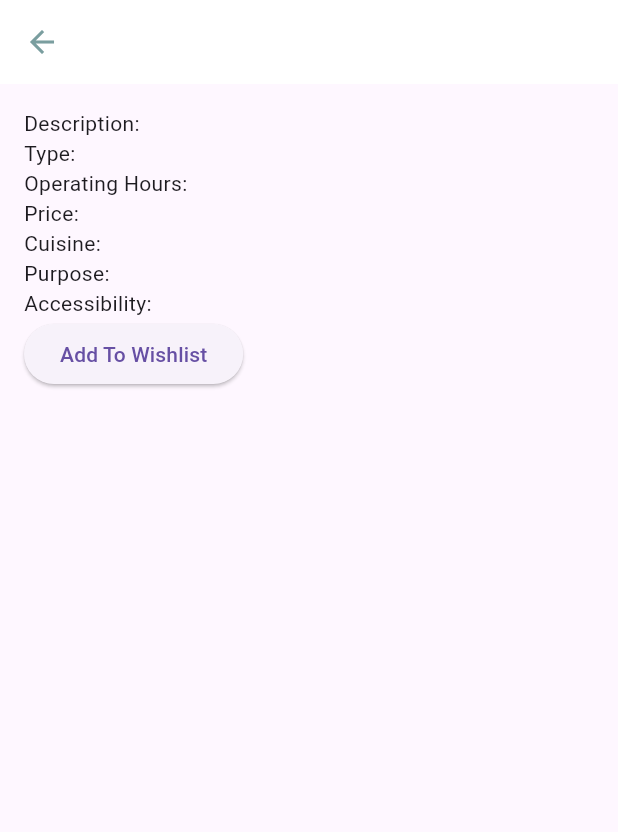
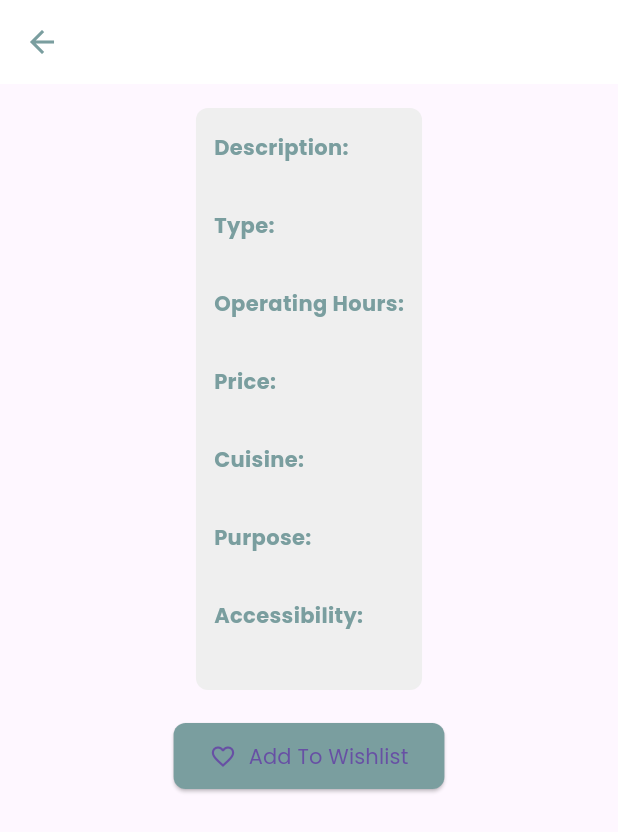
Before and after one commit to MuhammadIzzat08/TravelMate, a Flutter app: the PlaceDetailsScreen screen opened directly with empty values, on a phone screen of 412 x 824 dp. Shown: the top 832 px of the screen. Run offline on Flutter 3.47's test engine with Material 3 defaults, Android fonts, the phone set to English and light mode, and no system bars; our stand-ins replace cloud_firestore, firebase_auth, firebase_core, firebase_storage, geolocator, google_fonts and 2 more; accounts and stored records are empty.

Commit message:
update Ui filter screen

```diff
--- a/lib/View/itinerary.dart
+++ b/lib/View/itinerary.dart
@@ -301,14 +301,36 @@ class _FilteredItineraryScreenState extends State<FilteredItineraryScreen> {
         backgroundColor: Colors.white,
         iconTheme: IconThemeData(color: Color(0xFF7A9E9F)),
       ),
+
       body: Column(
         children: [
+          SizedBox(height: 10),
           ElevatedButton(
             onPressed: () {
               _showFilterDialog(context);
             },
-            child: Text('Filter Locations'),
+            style: ElevatedButton.styleFrom(
+              primary: Color(0xFF7A9E9F),
+              padding: const EdgeInsets.symmetric(vertical: 16.0),
+              shape: RoundedRectangleBorder(
+                borderRadius: BorderRadius.circular(10.0),
               ),
+            ),
+            child: SizedBox(
+              width: double.infinity, // Makes the button full width
+              child: Center(
+                child: Text(
+                  'Filter Locations',
+                  style: GoogleFonts.poppins(
+                    color: Colors.white,
+                    fontWeight: FontWeight.bold,
+                    fontSize: 16.0,
+                  ),
+                ),
+              ),
+            ),
+          ),
+          SizedBox(height: 10,),
           Expanded(
             child: ListView.builder(
               itemCount: filteredLocations.length,
@@ -490,35 +512,94 @@ class _PlaceDetailsScreenState extends State<PlaceDetailsScreen> {
   Widget build(BuildContext context) {
     return Scaffold(
       appBar: AppBar(
-        title: Text(widget.location.name,style: GoogleFonts.poppins(
+        title: Text(
+          widget.location.name,
+          style: GoogleFonts.poppins(
             color: Color(0xFF7A9E9F),
             fontWeight: FontWeight.bold,
             fontSize: 20,
-        ),),
+          ),
+        ),
         backgroundColor: Colors.white,
         iconTheme: IconThemeData(color: Color(0xFF7A9E9F)),
       ),
       body: Padding(
         padding: const EdgeInsets.all(16.0),
+        child: SingleChildScrollView(
           child: Column(
             crossAxisAlignment: CrossAxisAlignment.start,
             children: [
-            Text('Description: ${widget.location.description}'),
-            Text('Type: ${widget.location.type}'),
-            Text('Operating Hours: ${widget.location.operatingHour}'),
-            Text('Price: ${widget.location.price}'),
-            Text('Cuisine: ${widget.location.cuisine}'),
-            Text('Purpose: ${widget.location.purpose}'),
-            Text('Accessibility: ${widget.location.accessability}'),
-            ElevatedButton(
+              Center(
+                child: Container(
+                  padding: const EdgeInsets.all(12.0),
+                  decoration: BoxDecoration(
+                    color: Color(0xFFEFEFEF),
+                    borderRadius: BorderRadius.circular(8.0),
+                  ),
+                  child: Column(
+                    crossAxisAlignment: CrossAxisAlignment.start,
+                    children: [
+                      _buildDetailRow('Description', widget.location.description),
+                      _buildDetailRow('Type', widget.location.type),
+                      _buildDetailRow('Operating Hours', widget.location.operatingHour),
+                      _buildDetailRow('Price', widget.location.price),
+                      _buildDetailRow('Cuisine', widget.location.cuisine),
+                      _buildDetailRow('Purpose', widget.location.purpose),
+                      _buildDetailRow('Accessibility', widget.location.accessability),
+                    ],
+                  ),
+                ),
+              ),
+              SizedBox(height: 20.0),
+              Center(
+                child: ElevatedButton.icon(
                   onPressed: _addToWishlist,
-              child: Text('Add To Wishlist',),
+                  icon: Icon(Icons.favorite_border),
+                  label: Text(
+                    'Add To Wishlist',
+                    style: GoogleFonts.poppins(),
+                  ),
+                  style: ElevatedButton.styleFrom(
+                    primary: Color(0xFF7A9E9F),
+                    shape: RoundedRectangleBorder(
+                      borderRadius: BorderRadius.circular(8.0),
+                    ),
+                    padding: const EdgeInsets.symmetric(horizontal: 24.0, vertical: 12.0),
+                  ),
+                ),
               ),
             ],
           ),
         ),
+      ),
     );
   }
+
+  Widget _buildDetailRow(String label, String value) {
+    return Padding(
+      padding: const EdgeInsets.symmetric(vertical: 4.0),
+      child: Column(
+        crossAxisAlignment: CrossAxisAlignment.start,
+        children: [
+          Text(
+            '$label:',
+            style: GoogleFonts.poppins(
+              fontWeight: FontWeight.bold,
+              color: Color(0xFF7A9E9F),
+            ),
+          ),
+          SizedBox(height: 4.0),
+          Text(
+            value,
+            style: GoogleFonts.poppins(),
+            textAlign: TextAlign.justify,
+          ),
+        ],
+      ),
+    );
+  }
+
+
 
   void _addToWishlist() async {
     final wishlistItem = WishlistItem(
```
Lines whose indentation alone changed are shown as unchanged.
